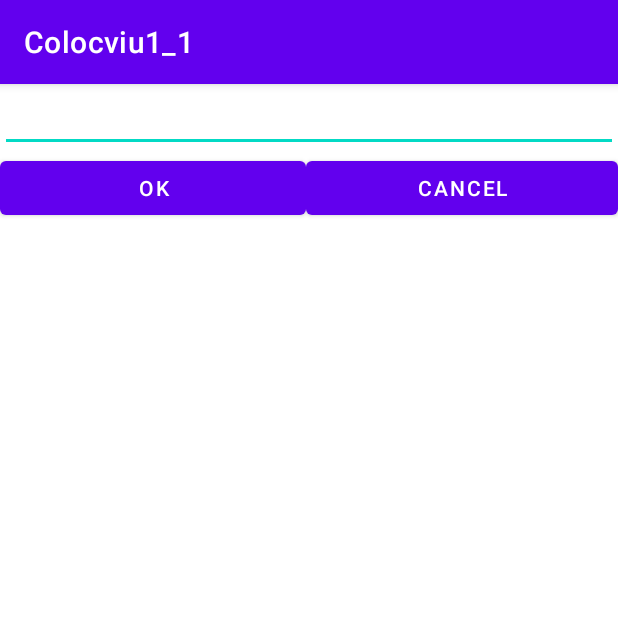
After one commit to Eduard-Petre/Colocviu1_1, an Android app: the Colocviu1_1SecondaryActivity screen opened directly, with no data from a screen before it, on a phone screen of 412 x 824 dp, the top half of it. The commit adds this screen. Run offline under Robolectric (Android 15) with nearby library versions, the phone set to English and light mode, and no system bars.

Commit message:
Second commit

```diff
--- /dev/null
+++ b/app/src/main/java/ro/pub/cs/systems/eim/Colocviu1_1/Colocviu1_1SecondaryActivity.java
@@ -0,0 +1,52 @@
+package ro.pub.cs.systems.eim.Colocviu1_1;
+
+import androidx.appcompat.app.AppCompatActivity;
+
+import android.app.Activity;
+import android.content.Intent;
+import android.os.Bundle;
+import android.util.Log;
+import android.view.View;
+import android.widget.Button;
+import android.widget.EditText;
+
+public class Colocviu1_1SecondaryActivity extends AppCompatActivity {
+
+    private EditText editTextCommands;
+    private Button button_OK, button_CANCEL;
+
+    private class ButtonListener implements View.OnClickListener {
+        @Override
+        public void onClick(View v) {
+            int id = v.getId();
+            Log.d("Button ID", String.valueOf(id));
+            if (id == R.id.button_OK) {
+                setResult(Activity.RESULT_OK, new Intent());
+                finish();
+            } else if (id == R.id.button_CANCEL) {
+                setResult(Activity.RESULT_CANCELED, new Intent());
+                finish();
+            }
+        }
+    }
+    ButtonListener buttonListener = new ButtonListener();
+
+    @Override
+    protected void onCreate(Bundle savedInstanceState) {
+        super.onCreate(savedInstanceState);
+        setContentView(R.layout.activity_colocviu1_1_secondary);
+
+        editTextCommands = (EditText) findViewById(R.id.editText_Commands);
+        button_OK = (Button) findViewById(R.id.button_OK);
+        button_CANCEL = (Button) findViewById(R.id.button_CANCEL);
+
+        Intent intent = getIntent();
+        if(intent != null) {
+            String commands = intent.getStringExtra(Constants.commands);
+            editTextCommands.setText(commands);
+        }
+
+        button_OK.setOnClickListener(buttonListener);
+        button_CANCEL.setOnClickListener(buttonListener);
+    }
+}
--- a/app/src/main/java/ro/pub/cs/systems/eim/Colocviu1_1/Constants.java
+++ b/app/src/main/java/ro/pub/cs/systems/eim/Colocviu1_1/Constants.java
@@ -2,5 +2,10 @@ package ro.pub.cs.systems.eim.Colocviu1_1;
 
 public interface Constants {
     public static final String noOfCllicks = "noOfClicks";
+    public static final String commands = "noOfClicks";
+
     public static final String TAG = "EIM";
+    public static final String Action = "Broadcast";
+    public static final int RequestCode = 2023;
+    public static final String Message = "Message";
 }
--- a/app/src/main/res/layout/activity_colocviu1_1_main.xml
+++ b/app/src/main/res/layout/activity_colocviu1_1_main.xml
@@ -52,6 +52,7 @@
         android:text="" />
 
     <Button
+        android:id="@+id/button_NAVIGATE"
         android:layout_width="wrap_content"
         android:layout_height="wrap_content"
         android:text="NAVIGATE TO THE SECONDARY ACTIVITY" />
--- /dev/null
+++ b/app/src/main/res/layout/activity_colocviu1_1_secondary.xml
@@ -0,0 +1,36 @@
+<?xml version="1.0" encoding="utf-8"?>
+<LinearLayout xmlns:android="http://schemas.android.com/apk/res/android"
+    xmlns:app="http://schemas.android.com/apk/res-auto"
+    xmlns:tools="http://schemas.android.com/tools"
+    android:layout_width="match_parent"
+    android:layout_height="match_parent"
+    android:orientation="vertical"
+    tools:context=".Colocviu1_1SecondaryActivity">
+
+        <EditText
+            android:id="@+id/editText_Commands"
+            android:layout_width="match_parent"
+            android:layout_height="wrap_content"
+            android:text="" />
+
+        <LinearLayout
+            android:layout_width="match_parent"
+            android:layout_height="match_parent"
+            android:orientation="horizontal">
+
+                <Button
+                    android:id="@+id/button_OK"
+                    android:layout_width="wrap_content"
+                    android:layout_height="wrap_content"
+                    android:layout_weight="1"
+                    android:text="OK" />
+
+                <Button
+                    android:id="@+id/button_CANCEL"
+                    android:layout_width="wrap_content"
+                    android:layout_height="wrap_content"
+                    android:layout_weight="1"
+                    android:text="CANCEL" />
+        </LinearLayout>
+
+</LinearLayout>
```
Also changed, not shown: app/src/main/AndroidManifest.xml (+7 -0 lines), app/src/main/java/ro/pub/cs/systems/eim/Colocviu1_1/Colocviu1_1MainActivity.java (+96 -11 lines), app/src/main/java/ro/pub/cs/systems/eim/Colocviu1_1/Colocviu1_1Service.java (added, +41 -0 lines), app/src/main/java/ro/pub/cs/systems/eim/Colocviu1_1/ProcessingThread.java (added, +33 -0 lines).
